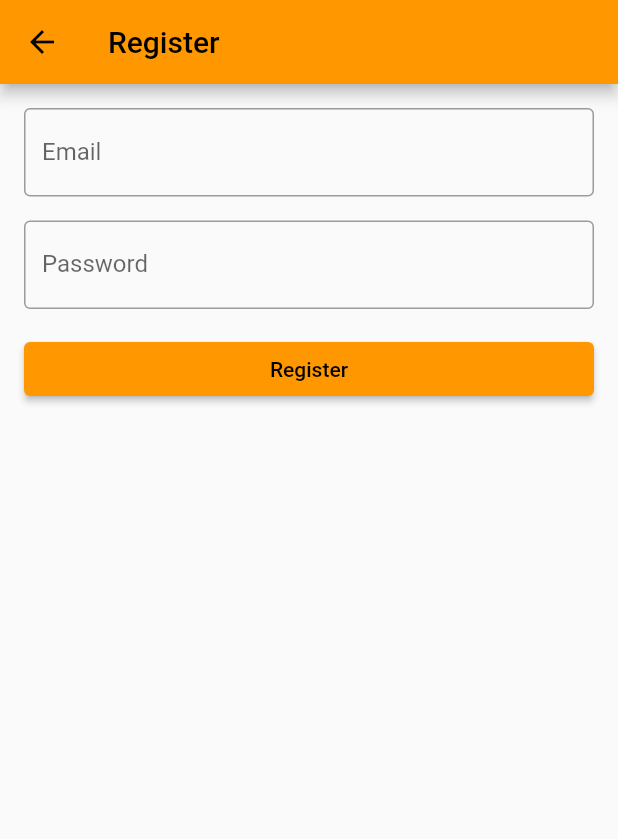
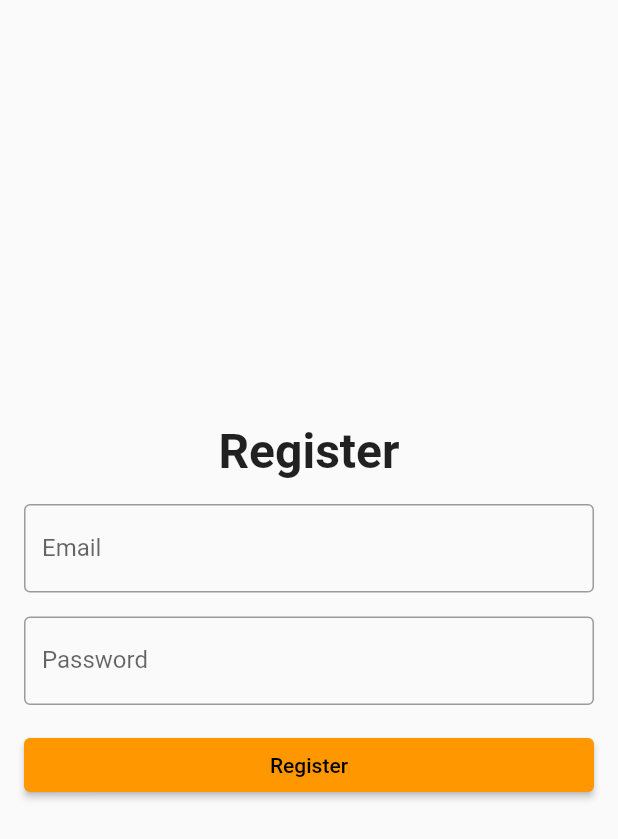
Before and after one commit to MatiasKauranen/MealMaster, a Flutter app: the screen it shows after launch, after a tap on "Register", on a phone screen of 412 x 824 dp. Shown: the top 839 px of the screen. Run offline on Flutter 3.47's test engine with Material 2 defaults, Android fonts, the phone set to English and light mode, and no system bars; our stand-ins replace firebase_auth, firebase_core, shared_preferences; accounts and stored records are empty.

Commit message:
Login and Register screens updated

```diff
--- a/lib/register_screen.dart
+++ b/lib/register_screen.dart
@@ -19,14 +19,22 @@ class _RegisterScreenState extends State<RegisterScreen> {
   @override
   Widget build(BuildContext context) {
     return Scaffold(
-      appBar: AppBar(
-        title: Text('Register'),
-      ),
       body: Padding(
         padding: EdgeInsets.all(16.0),
         child: Column(
+          mainAxisAlignment: MainAxisAlignment.center,
           crossAxisAlignment: CrossAxisAlignment.stretch,
           children: [
+            Center(
+              child: Text(
+                'Register',
+                style: TextStyle(
+                  fontSize: 32.0,
+                  fontWeight: FontWeight.bold,
+                ),
+              ),
+            ),
+            SizedBox(height: 16.0),
             TextField(
               decoration: InputDecoration(
                 labelText: 'Email',
@@ -55,24 +63,16 @@ class _RegisterScreenState extends State<RegisterScreen> {
                 });
 
                 try {
-                  // Check if the email is already registered
-                  final user = await _auth.fetchSignInMethodsForEmail(email);
-                  if (user.isNotEmpty) {
-                    setState(() {
-                      errorMessage = 'This email is already registered.';
-                      showSpinner = false;
-                    });
-                  } else {
-                    // Create a new user with the provided email and password
                   final newUser = await _auth.createUserWithEmailAndPassword(
                       email: email, password: password);
                   if (newUser != null) {
                     Navigator.pushNamed(context, HomeScreen.id);
                   }
+                } on FirebaseAuthException catch (e) {
                   setState(() {
                     showSpinner = false;
+                    errorMessage = e.message!;
                   });
-                  }
                 } catch (e) {
                   print(e);
                 }
--- a/lib/welcome_screen.dart
+++ b/lib/welcome_screen.dart
@@ -17,9 +17,9 @@ class WelcomeScreen extends StatelessWidget {
               height: 400,
               width: 300,
             ),
-            SizedBox(height: 32.0),
+            SizedBox(height: 0.0),
             Text(
-              'Welcome to MealMaster',
+              'Welcome to MealMaster!',
               style: TextStyle(fontSize: 24.0),
             ),
             SizedBox(height: 8.0),
@@ -34,7 +34,7 @@ class WelcomeScreen extends StatelessWidget {
               },
               child: Text('Register'),
             ),
-            SizedBox(height: 16.0),
+            SizedBox(height: 32.0),
             Text(
               'Already registered?',
               style: TextStyle(fontSize: 16.0),
```
Also changed, not shown: lib/login_screen.dart (+13 -4 lines). Lines whose indentation alone changed are shown as unchanged.
